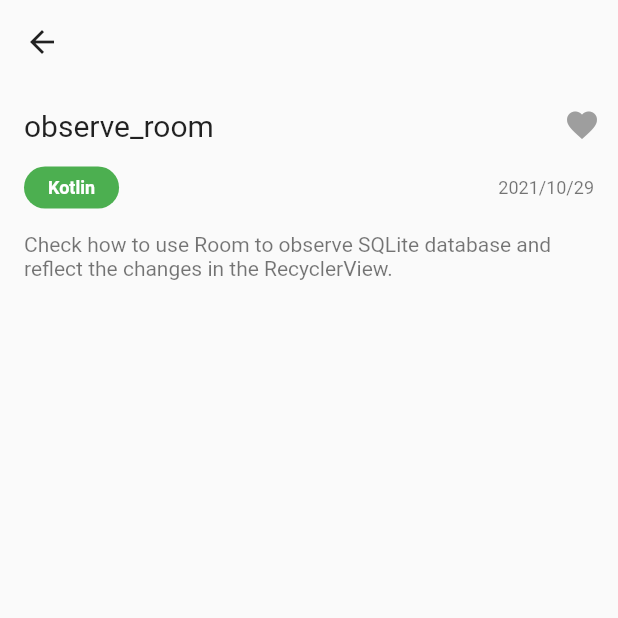
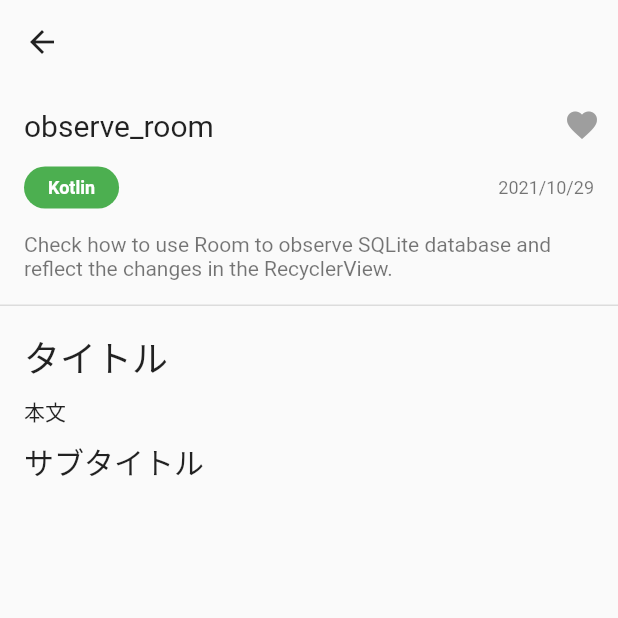
Before and after one commit to tfandkusu/flutter_architecture_sample, a Flutter app: the screen it shows after launch, after a tap on "observe_room", on a phone screen of 412 x 824 dp, the top half of it. Run offline on Flutter 3.47's test engine with Material 2 defaults, Android fonts, the light colour scheme and no system bars; our stand-ins replace dio, flutter_hooks, flutter_markdown, freezed_annotation, hooks_riverpod, retrofit and 2 more; generated files the repository leaves out were written again.

Commit message:
マークダウンファイルダウンロードの正常系

```diff
--- a/lib/feature/detail/widget/detail_screen.dart
+++ b/lib/feature/detail/widget/detail_screen.dart
@@ -9,6 +9,7 @@ import 'package:flutter_architecture_sample/util/make_date_string.dart';
 import 'package:flutter_architecture_sample/widget/favorite_button.dart';
 import 'package:flutter_architecture_sample/widget/fork_label.dart';
 import 'package:flutter_architecture_sample/widget/language_label.dart';
+import 'package:flutter_markdown/flutter_markdown.dart';
 import 'package:hooks_riverpod/hooks_riverpod.dart';
 
 /// 詳細画面
@@ -48,7 +49,11 @@ class DetailScreen extends HookConsumerWidget {
           // 言語ラベルと更新日
           _DetailScreenRow3(repo.language, repo.updatedAt),
           // 説明文
-          _buildRow3(repo.description)
+          _buildRow3(repo.description),
+          // 区切り線
+          const SizedBox(height: 16),
+          const Divider(thickness: 1, height: 1),
+          const Expanded(child: Markdown(data: "# タイトル\n本文\n## サブタイトル"))
         ],
       ),
     );
--- a/pubspec.yaml
+++ b/pubspec.yaml
@@ -18,6 +18,7 @@ dependencies:
   json_annotation: ^4.7.0
   shared_preferences: ^2.0.15
   sprintf: ^6.0.2
+  flutter_markdown: ^0.6.12
 
 dev_dependencies:
   flutter_test:
```
Also changed, not shown: lib/data/remote/markdown_remote_data_store.dart (added, +21 -0 lines), lib/data/remote/markdown_remote_data_store_provider.dart (added, +7 -0 lines), pubspec.lock, 1 other file.
